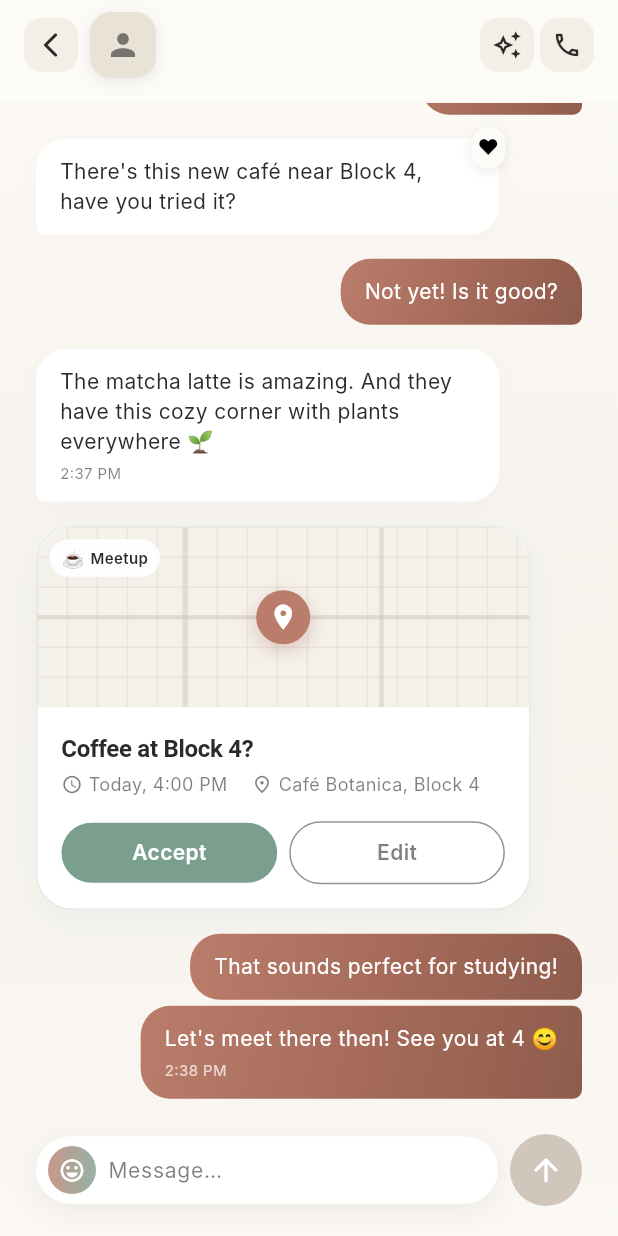
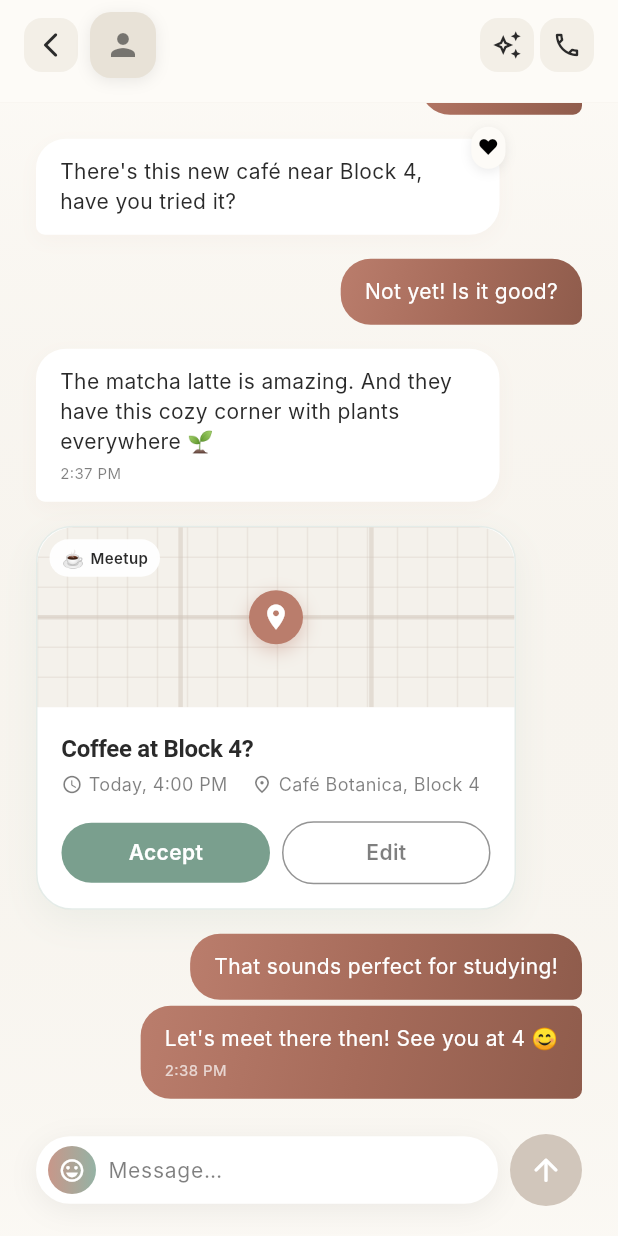
Before and after one commit to Spargerx/CULink-App, a Flutter app: the ConversationScreen screen opened directly with empty values, scrolled down 311 dp, on a phone screen of 412 x 824 dp. Run offline on Flutter 3.47's test engine with Material 3 defaults, Android fonts, the phone set to English and light mode, and no system bars; network calls fail; Roboto replaces fonts that are missing (Inter, Playfair Display).

Commit message:
Fixed overstreched event card in chats

```diff
--- a/lib/widgets/event_card.dart
+++ b/lib/widgets/event_card.dart
@@ -38,7 +38,10 @@ class EventCard extends StatelessWidget {
           onTap: onTap,
           child: Container(
             constraints: BoxConstraints(
-              maxWidth: MediaQuery.of(context).size.width * 0.8,
+              // Use 80% of width but cap at 320px for wide screens
+              maxWidth: MediaQuery.of(context).size.width * 0.8 > 320
+                  ? 320
+                  : MediaQuery.of(context).size.width * 0.8,
             ),
             decoration: BoxDecoration(
               color: Colors.white,
```
